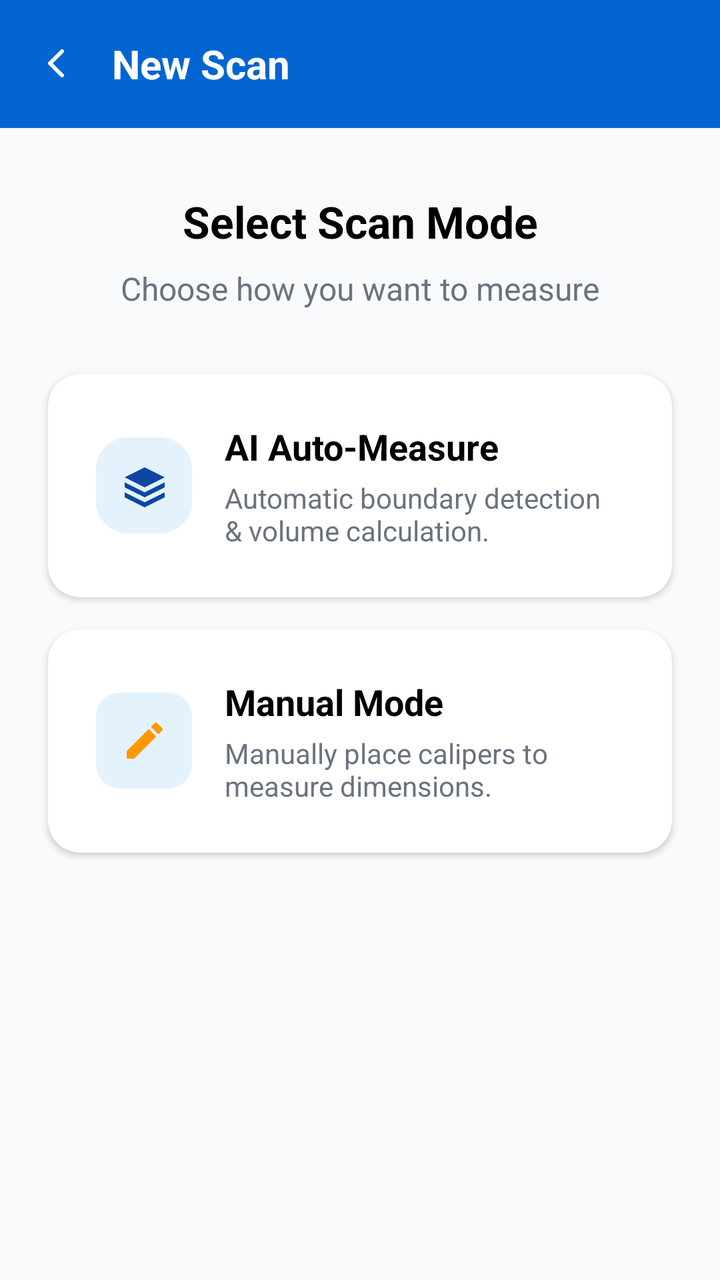
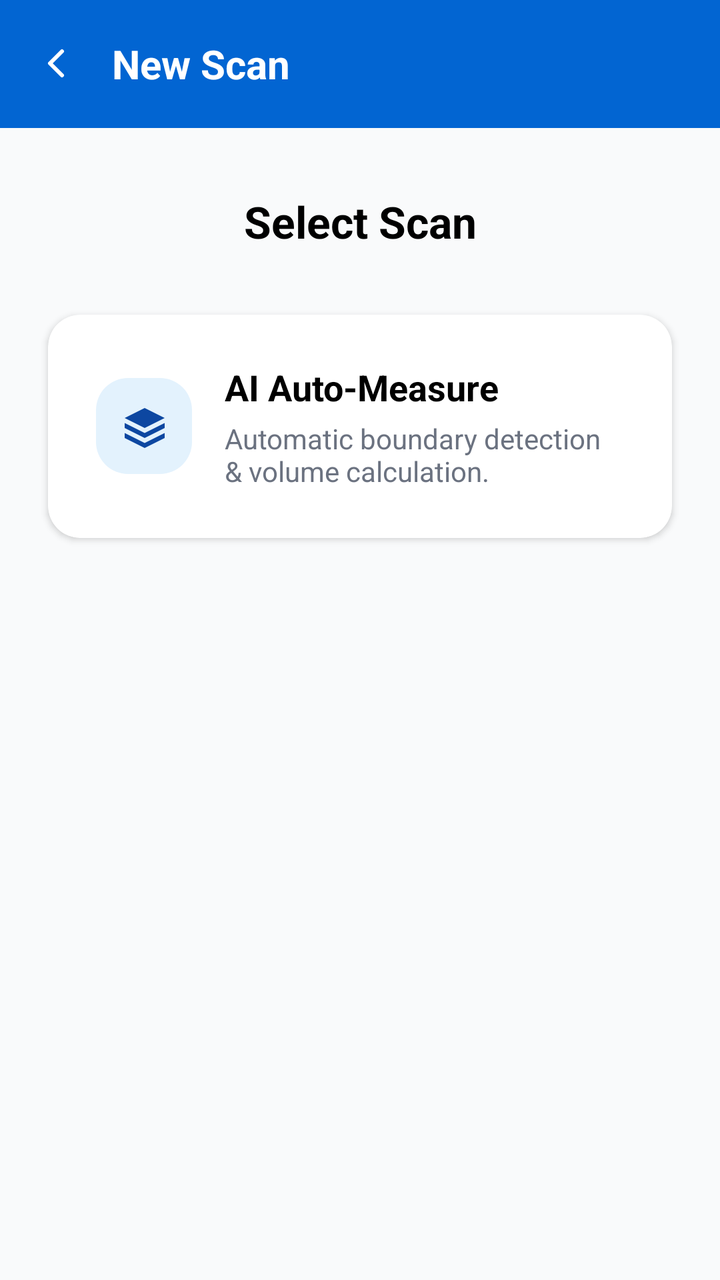

Before-and-after screenshots of an Android layout around one commit, followed by the original layout XML and the change that was made.
<!-- AndroidManifest.xml: application theme Theme.Bladder_frontend -->
<!-- res/layout/activity_scan.xml -->
<?xml version="1.0" encoding="utf-8"?>
<androidx.constraintlayout.widget.ConstraintLayout xmlns:android="http://schemas.android.com/apk/res/android"
    xmlns:app="http://schemas.android.com/apk/res-auto"
    xmlns:tools="http://schemas.android.com/tools"
    android:layout_width="match_parent"
    android:layout_height="match_parent"
    android:background="#F9FAFB"
    tools:context=".ScanActivity">

    <androidx.appcompat.widget.Toolbar
        android:id="@+id/toolbar"
        android:layout_width="match_parent"
        android:layout_height="?attr/actionBarSize"
        android:background="#0265D2"
        app:layout_constraintTop_toTopOf="parent">

        <RelativeLayout
            android:layout_width="match_parent"
            android:layout_height="wrap_content"
            android:layout_marginEnd="16dp">

            <ImageView
                android:id="@+id/btn_back"
                android:layout_width="24dp"
                android:layout_height="24dp"
                android:layout_centerVertical="true"
                android:src="@drawable/ic_arrow_back"
                app:tint="@android:color/white" />

            <TextView
                android:layout_width="wrap_content"
                android:layout_height="wrap_content"
                android:layout_centerVertical="true"
                android:layout_marginStart="16dp"
                android:layout_toEndOf="@id/btn_back"
                android:text="New Scan"
                android:textColor="@android:color/white"
                android:textSize="20sp"
                android:textStyle="bold" />

        </RelativeLayout>

    </androidx.appcompat.widget.Toolbar>

    <TextView
        android:id="@+id/select_scan_mode_title"
        android:layout_width="wrap_content"
        android:layout_height="wrap_content"
        android:layout_marginTop="32dp"
        android:text="Select Scan Mode"
        android:textColor="@android:color/black"
        android:textSize="22sp"
        android:textStyle="bold"
        app:layout_constraintEnd_toEndOf="parent"
        app:layout_constraintStart_toStartOf="parent"
        app:layout_constraintTop_toBottomOf="@id/toolbar" />

    <TextView
        android:id="@+id/select_scan_mode_subtitle"
        android:layout_width="wrap_content"
        android:layout_height="wrap_content"
        android:layout_marginTop="8dp"
        android:text="Choose how you want to measure"
        android:textColor="#6B7280"
        android:textSize="16sp"
        app:layout_constraintEnd_toEndOf="parent"
        app:layout_constraintStart_toStartOf="parent"
        app:layout_constraintTop_toBottomOf="@id/select_scan_mode_title" />

    <androidx.cardview.widget.CardView
        android:id="@+id/ai_auto_measure_card"
        android:layout_width="match_parent"
        android:layout_height="wrap_content"
        android:layout_marginStart="24dp"
        android:layout_marginTop="32dp"
        android:layout_marginEnd="24dp"
        app:cardCornerRadius="16dp"
        app:cardElevation="2dp"
        app:layout_constraintTop_toBottomOf="@id/select_scan_mode_subtitle">

        <LinearLayout
            android:layout_width="match_parent"
            android:layout_height="wrap_content"
            android:gravity="center_vertical"
            android:orientation="horizontal"
            android:padding="24dp">

            <View
                android:id="@+id/ai_icon_background"
                android:layout_width="48dp"
                android:layout_height="48dp"
                android:background="@drawable/rounded_light_blue_background" />

            <ImageView
                android:layout_width="24dp"
                android:layout_height="24dp"
                android:layout_marginStart="-36dp"
                android:src="@drawable/ic_auto_measure" />

            <LinearLayout
                android:layout_width="match_parent"
                android:layout_height="wrap_content"
                android:layout_marginStart="28dp"
                android:orientation="vertical">

                <TextView
                    android:layout_width="wrap_content"
                    android:layout_height="wrap_content"
                    android:text="AI Auto-Measure"
                    android:textColor="@android:color/black"
                    android:textSize="18sp"
                    android:textStyle="bold" />

                <TextView
                    android:layout_width="wrap_content"
                    android:layout_height="wrap_content"
                    android:layout_marginTop="4dp"
                    android:text="Automatic boundary detection &amp; volume calculation."
                    android:textColor="#6B7280"
                    android:textSize="14sp" />
            </LinearLayout>
        </LinearLayout>
    </androidx.cardview.widget.CardView>

    <androidx.cardview.widget.CardView
        android:id="@+id/manual_mode_card"
        android:layout_width="match_parent"
        android:layout_height="wrap_content"
        android:layout_marginStart="24dp"
        android:layout_marginTop="16dp"
        android:layout_marginEnd="24dp"
        app:cardCornerRadius="16dp"
        app:cardElevation="2dp"
        app:layout_constraintTop_toBottomOf="@id/ai_auto_measure_card">

        <LinearLayout
            android:layout_width="match_parent"
            android:layout_height="wrap_content"
            android:gravity="center_vertical"
            android:orientation="horizontal"
            android:padding="24dp">

            <View
                android:id="@+id/manual_icon_background"
                android:layout_width="48dp"
                android:layout_height="48dp"
                android:background="@drawable/feature_icon_background" />

            <ImageView
                android:layout_width="24dp"
                android:layout_height="24dp"
                android:layout_marginStart="-36dp"
                android:src="@drawable/ic_manual_mode" />

            <LinearLayout
                android:layout_width="match_parent"
                android:layout_height="wrap_content"
                android:layout_marginStart="28dp"
                android:orientation="vertical">

                <TextView
                    android:layout_width="wrap_content"
                    android:layout_height="wrap_content"
                    android:text="Manual Mode"
                    android:textColor="@android:color/black"
                    android:textSize="18sp"
                    android:textStyle="bold" />

                <TextView
                    android:layout_width="wrap_content"
                    android:layout_height="wrap_content"
                    android:layout_marginTop="4dp"
                    android:text="Manually place calipers to measure dimensions."
                    android:textColor="#6B7280"
                    android:textSize="14sp" />
            </LinearLayout>
        </LinearLayout>
    </androidx.cardview.widget.CardView>

</androidx.constraintlayout.widget.ConstraintLayout>
<!-- resources referenced by this layout -->
<resources>
  <!-- drawable feature_icon_background (drawable) -->
  <?xml version="1.0" encoding="utf-8"?>
  <shape xmlns:android="http://schemas.android.com/apk/res/android"
      android:shape="rectangle">
      <solid android:color="#E3F2FD" />
      <corners android:radius="12dp" />
  </shape>
  <!-- drawable ic_arrow_back (drawable) -->
  <vector xmlns:android="http://schemas.android.com/apk/res/android"
      android:width="24dp"
      android:height="24dp"
      android:viewportWidth="24"
      android:viewportHeight="24">
    <path
        android:pathData="M15,18l-6,-6l6,-6"
        android:strokeLineJoin="round"
        android:strokeWidth="2"
        android:fillColor="#00000000"
        android:strokeColor="#000000"
        android:strokeLineCap="round"/>
  </vector>
  <!-- drawable ic_auto_measure (drawable) -->
  <vector xmlns:android="http://schemas.android.com/apk/res/android"
      android:width="24dp"
      android:height="24dp"
      android:viewportWidth="24"
      android:viewportHeight="24">
      <path
          android:fillColor="#0D47A1"
          android:pathData="M12,3L2,8L12,13L22,8L12,3M12,15.5L2,10.5V13L12,18L22,13V10.5L12,15.5M12,20.5L2,15.5V18L12,23L22,18V15.5L12,20.5Z" />
  </vector>
  <!-- drawable ic_manual_mode (drawable) -->
  <vector xmlns:android="http://schemas.android.com/apk/res/android"
      android:width="24dp"
      android:height="24dp"
      android:viewportWidth="24"
      android:viewportHeight="24">
      <path
          android:fillColor="#FF9800"
          android:pathData="M3,17.25V21h3.75L17.81,9.94l-3.75,-3.75L3,17.25zM20.71,7.04c0.39,-0.39 0.39,-1.02 0,-1.41l-2.34,-2.34c-0.39,-0.39 -1.02,-0.39 -1.41,0l-1.83,1.83 3.75,3.75 1.83,-1.83z" />
  </vector>
  <!-- drawable rounded_light_blue_background (drawable) -->
  <?xml version="1.0" encoding="utf-8"?>
  <shape xmlns:android="http://schemas.android.com/apk/res/android"
      android:shape="rectangle">
      <solid android:color="#E3F2FD" />
      <corners android:radius="16dp" />
  </shape>
  <style name="Theme.Bladder_frontend" parent="Base.Theme.Bladder_frontend" />
  <style name="Base.Theme.Bladder_frontend" parent="Theme.Material3.DayNight.NoActionBar">
          
          
      </style>
</resources>

<!-- the commit's change to res/layout/activity_scan.xml (unified diff, before → after) -->
@@ -47,25 +47,13 @@
         android:layout_width="wrap_content"
         android:layout_height="wrap_content"
         android:layout_marginTop="32dp"
-        android:text="Select Scan Mode"
+        android:text="Select Scan"
         android:textColor="@android:color/black"
         android:textSize="22sp"
         android:textStyle="bold"
         app:layout_constraintEnd_toEndOf="parent"
         app:layout_constraintStart_toStartOf="parent"
         app:layout_constraintTop_toBottomOf="@id/toolbar" />
-
-    <TextView
-        android:id="@+id/select_scan_mode_subtitle"
-        android:layout_width="wrap_content"
-        android:layout_height="wrap_content"
-        android:layout_marginTop="8dp"
-        android:text="Choose how you want to measure"
-        android:textColor="#6B7280"
-        android:textSize="16sp"
-        app:layout_constraintEnd_toEndOf="parent"
-        app:layout_constraintStart_toStartOf="parent"
-        app:layout_constraintTop_toBottomOf="@id/select_scan_mode_title" />
 
     <androidx.cardview.widget.CardView
         android:id="@+id/ai_auto_measure_card"
@@ -76,7 +64,7 @@
         android:layout_marginEnd="24dp"
         app:cardCornerRadius="16dp"
         app:cardElevation="2dp"
-        app:layout_constraintTop_toBottomOf="@id/select_scan_mode_subtitle">
+        app:layout_constraintTop_toBottomOf="@id/select_scan_mode_title">
 
         <LinearLayout
             android:layout_width="match_parent"
@@ -122,59 +110,4 @@
         </LinearLayout>
     </androidx.cardview.widget.CardView>
 
-    <androidx.cardview.widget.CardView
-        android:id="@+id/manual_mode_card"
-        android:layout_width="match_parent"
-        android:layout_height="wrap_content"
-        android:layout_marginStart="24dp"
-        android:layout_marginTop="16dp"
-        android:layout_marginEnd="24dp"
-        app:cardCornerRadius="16dp"
-        app:cardElevation="2dp"
-        app:layout_constraintTop_toBottomOf="@id/ai_auto_measure_card">
-
-        <LinearLayout
-            android:layout_width="match_parent"
-            android:layout_height="wrap_content"
-            android:gravity="center_vertical"
-            android:orientation="horizontal"
-            android:padding="24dp">
-
-            <View
-                android:id="@+id/manual_icon_background"
-                android:layout_width="48dp"
-                android:layout_height="48dp"
-                android:background="@drawable/feature_icon_background" />
-
-            <ImageView
-                android:layout_width="24dp"
-                android:layout_height="24dp"
-                android:layout_marginStart="-36dp"
-                android:src="@drawable/ic_manual_mode" />
-
-            <LinearLayout
-                android:layout_width="match_parent"
-                android:layout_height="wrap_content"
-                android:layout_marginStart="28dp"
-                android:orientation="vertical">
-
-                <TextView
-                    android:layout_width="wrap_content"
-                    android:layout_height="wrap_content"
-                    android:text="Manual Mode"
-                    android:textColor="@android:color/black"
-                    android:textSize="18sp"
-                    android:textStyle="bold" />
-
-                <TextView
-                    android:layout_width="wrap_content"
-                    android:layout_height="wrap_content"
-                    android:layout_marginTop="4dp"
-                    android:text="Manually place calipers to measure dimensions."
-                    android:textColor="#6B7280"
-                    android:textSize="14sp" />
-            </LinearLayout>
-        </LinearLayout>
-    </androidx.cardview.widget.CardView>
-
 </androidx.constraintlayout.widget.ConstraintLayout>
<!-- resource entries referenced after the edit -->
@@ -1,12 +1,5 @@
 <!-- resources referenced by this layout -->
 <resources>
-  <!-- drawable feature_icon_background (drawable) -->
-  <?xml version="1.0" encoding="utf-8"?>
-  <shape xmlns:android="http://schemas.android.com/apk/res/android"
-      android:shape="rectangle">
-      <solid android:color="#E3F2FD" />
-      <corners android:radius="12dp" />
-  </shape>
   <!-- drawable ic_arrow_back (drawable) -->
   <vector xmlns:android="http://schemas.android.com/apk/res/android"
       android:width="24dp"
@@ -31,16 +24,6 @@
           android:fillColor="#0D47A1"
           android:pathData="M12,3L2,8L12,13L22,8L12,3M12,15.5L2,10.5V13L12,18L22,13V10.5L12,15.5M12,20.5L2,15.5V18L12,23L22,18V15.5L12,20.5Z" />
   </vector>
-  <!-- drawable ic_manual_mode (drawable) -->
-  <vector xmlns:android="http://schemas.android.com/apk/res/android"
-      android:width="24dp"
-      android:height="24dp"
-      android:viewportWidth="24"
-      android:viewportHeight="24">
-      <path
-          android:fillColor="#FF9800"
-          android:pathData="M3,17.25V21h3.75L17.81,9.94l-3.75,-3.75L3,17.25zM20.71,7.04c0.39,-0.39 0.39,-1.02 0,-1.41l-2.34,-2.34c-0.39,-0.39 -1.02,-0.39 -1.41,0l-1.83,1.83 3.75,3.75 1.83,-1.83z" />
-  </vector>
   <!-- drawable rounded_light_blue_background (drawable) -->
   <?xml version="1.0" encoding="utf-8"?>
   <shape xmlns:android="http://schemas.android.com/apk/res/android"
